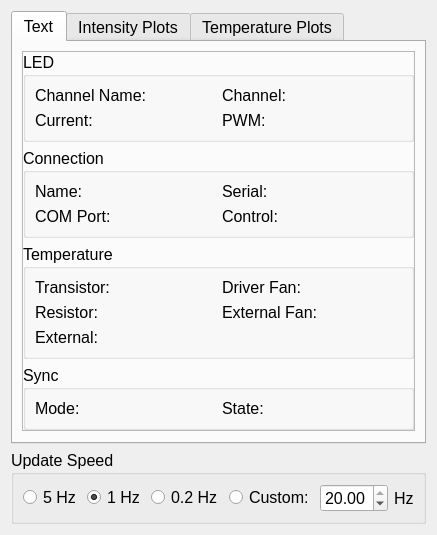
This is LedDriverGUI/resources/qt/Status_GUI.ui in berkeley-oz-vision/SixPrimaryProjector as Qt 5 draws it before an edit. The edited form follows.
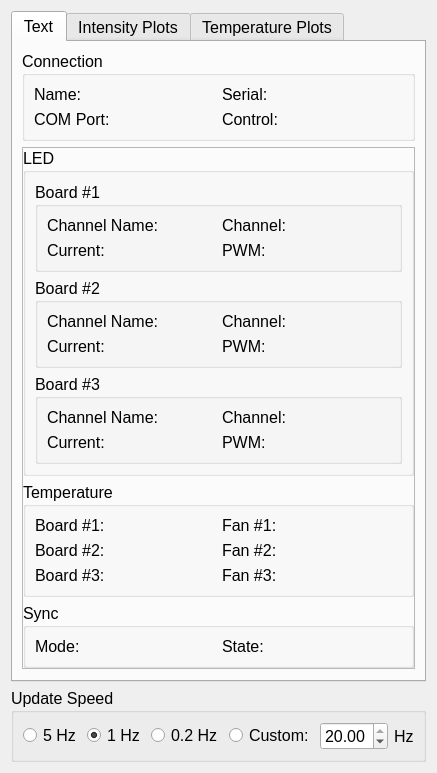
This is the edited form. Custom widgets are drawn as their Qt base class.

What changed in the file:
```diff
--- a/LedDriverGUI/resources/qt/Status_GUI.ui
+++ b/LedDriverGUI/resources/qt/Status_GUI.ui
@@ -6,8 +6,8 @@
    <rect>
     <x>0</x>
     <y>0</y>
-    <width>412</width>
-    <height>525</height>
+    <width>418</width>
+    <height>714</height>
    </rect>
   </property>
   <property name="font">
@@ -28,8 +28,8 @@
       <attribute name="title">
        <string>Text</string>
       </attribute>
-      <layout class="QGridLayout" name="gridLayout_6">
-       <item row="0" column="0">
+      <layout class="QGridLayout" name="gridLayout_6" rowstretch="0,0,0">
+       <item row="1" column="0">
         <widget class="QFrame" name="frame">
          <property name="frameShape">
           <enum>QFrame::StyledPanel</enum>
@@ -37,7 +37,7 @@
          <property name="frameShadow">
           <enum>QFrame::Raised</enum>
          </property>
-         <layout class="QGridLayout" name="gridLayout_12">
+         <layout class="QGridLayout" name="gridLayout_12" rowstretch="0,0,0,0,0">
           <property name="leftMargin">
            <number>0</number>
           </property>
@@ -50,7 +50,7 @@
           <property name="bottomMargin">
            <number>0</number>
           </property>
-          <item row="3" column="0">
+          <item row="4" column="0">
            <widget class="QGroupBox" name="text_sync_box">
             <property name="font">
              <font>
@@ -95,96 +95,7 @@
             </layout>
            </widget>
           </item>
-          <item row="0" column="0">
-           <widget class="QGroupBox" name="text_led_box">
-            <property name="font">
-             <font>
-              <pointsize>12</pointsize>
-              <weight>50</weight>
-              <bold>false</bold>
-              <underline>false</underline>
-             </font>
-            </property>
-            <property name="title">
-             <string>LED</string>
-            </property>
-            <layout class="QGridLayout" name="gridLayout_10">
-             <item row="1" column="2">
-              <widget class="QLabel" name="text_pwm_label">
-               <property name="font">
-                <font>
-                 <pointsize>12</pointsize>
-                 <weight>50</weight>
-                 <bold>false</bold>
-                 <underline>false</underline>
-                </font>
-               </property>
-               <property name="toolTip">
-                <string>The percent PWM modulation of the LED (0% = always off, 100% = always on)</string>
-               </property>
-               <property name="text">
-                <string>PWM: </string>
-               </property>
-              </widget>
-             </item>
-             <item row="1" column="1">
-              <widget class="QLabel" name="text_current_label">
-               <property name="font">
-                <font>
-                 <pointsize>12</pointsize>
-                 <weight>50</weight>
-                 <bold>false</bold>
-                 <underline>false</underline>
-                </font>
-               </property>
-               <property name="toolTip">
-                <string>The current output of the LED as a percent of the current limit for the LED.</string>
-               </property>
-               <property name="text">
-                <string>Current: </string>
-               </property>
-              </widget>
-             </item>
-             <item row="0" column="2">
-              <widget class="QLabel" name="text_channel_label">
-               <property name="font">
-                <font>
-                 <pointsize>12</pointsize>
-                 <weight>50</weight>
-                 <bold>false</bold>
-                 <underline>false</underline>
-                </font>
-               </property>
-               <property name="toolTip">
-                <string>The number of active LED channel (1-4)</string>
-               </property>
-               <property name="text">
-                <string>Channel:</string>
-               </property>
-              </widget>
-             </item>
-             <item row="0" column="1">
-              <widget class="QLabel" name="text_channel_name_label">
-               <property name="font">
-                <font>
-                 <pointsize>12</pointsize>
-                 <weight>50</weight>
-                 <bold>false</bold>
-                 <underline>false</underline>
-                </font>
-               </property>
-               <property name="toolTip">
-                <string>The name of active LED channel</string>
-               </property>
-               <property name="text">
-                <string>Channel Name:</string>
-               </property>
-              </widget>
-             </item>
-            </layout>
-           </widget>
-          </item>
-          <item row="2" column="0">
+          <item row="3" column="0">
            <widget class="QGroupBox" name="text_temperature_box">
             <property name="font">
              <font>
@@ -212,7 +123,7 @@
                 <string>Temperature of transistor used to regulate the LED current.</string>
                </property>
                <property name="text">
-                <string>Transistor: </string>
+                <string>Board #1:</string>
                </property>
               </widget>
              </item>
@@ -230,7 +141,7 @@
                 <string>Speed of the internal fan (0% = off, 100% = full speed)</string>
                </property>
                <property name="text">
-                <string>Driver Fan: </string>
+                <string>Fan #1:</string>
                </property>
               </widget>
              </item>
@@ -248,7 +159,7 @@
                 <string>Temperature of the current sense resistors.</string>
                </property>
                <property name="text">
-                <string>Resistor: </string>
+                <string>Board #2:</string>
                </property>
               </widget>
              </item>
@@ -266,7 +177,7 @@
                 <string>Temperature of the externally connected thermistor.</string>
                </property>
                <property name="text">
-                <string>External: </string>
+                <string>Board #3:</string>
                </property>
               </widget>
              </item>
@@ -276,14 +187,284 @@
                 <string>Speed of the external fan (0% = off, 100% = full speed)</string>
                </property>
                <property name="text">
-                <string>External Fan: </string>
+                <string>Fan #2:</string>
                </property>
               </widget>
              </item>
+             <item row="2" column="1">
+              <widget class="QLabel" name="text_fan_board3_label">
+               <property name="text">
+                <string>Fan #3:</string>
+               </property>
+              </widget>
+             </item>
             </layout>
            </widget>
           </item>
+          <item row="2" column="0">
+           <widget class="QGroupBox" name="text_led_box">
+            <property name="font">
+             <font>
+              <pointsize>12</pointsize>
+              <weight>50</weight>
+              <bold>false</bold>
+              <underline>false</underline>
+             </font>
+            </property>
+            <property name="title">
+             <string>LED</string>
+            </property>
+            <layout class="QGridLayout" name="gridLayout_18">
+             <item row="0" column="0">
+              <widget class="QGroupBox" name="text_led_board1_box">
+               <property name="title">
+                <string>Board #1</string>
+               </property>
+               <layout class="QGridLayout" name="gridLayout_7">
+                <item row="0" column="0">
+                 <widget class="QLabel" name="text_channel_name_board1_label">
+                  <property name="font">
+                   <font>
+                    <pointsize>12</pointsize>
+                    <weight>50</weight>
+                    <bold>false</bold>
+                    <underline>false</underline>
+                   </font>
+                  </property>
+                  <property name="toolTip">
+                   <string>The name of active LED channel</string>
+                  </property>
+                  <property name="text">
+                   <string>Channel Name:</string>
+                  </property>
+                 </widget>
+                </item>
+                <item row="0" column="1">
+                 <widget class="QLabel" name="text_channel_board1_label">
+                  <property name="font">
+                   <font>
+                    <pointsize>12</pointsize>
+                    <weight>50</weight>
+                    <bold>false</bold>
+                    <underline>false</underline>
+                   </font>
+                  </property>
+                  <property name="toolTip">
+                   <string>The number of active LED channel (1-4)</string>
+                  </property>
+                  <property name="text">
+                   <string>Channel:</string>
+                  </property>
+                 </widget>
+                </item>
           <item row="1" column="0">
+                 <widget class="QLabel" name="text_current_board1_label">
+                  <property name="font">
+                   <font>
+                    <pointsize>12</pointsize>
+                    <weight>50</weight>
+                    <bold>false</bold>
+                    <underline>false</underline>
+                   </font>
+                  </property>
+                  <property name="toolTip">
+                   <string>The current output of the LED as a percent of the current limit for the LED.</string>
+                  </property>
+                  <property name="text">
+                   <string>Current: </string>
+                  </property>
+                 </widget>
+                </item>
+                <item row="1" column="1">
+                 <widget class="QLabel" name="text_pwm_board1_label">
+                  <property name="font">
+                   <font>
+                    <pointsize>12</pointsize>
+                    <weight>50</weight>
+                    <bold>false</bold>
+                    <underline>false</underline>
+                   </font>
+                  </property>
+                  <property name="toolTip">
+                   <string>The percent PWM modulation of the LED (0% = always off, 100% = always on)</string>
+                  </property>
+                  <property name="text">
+                   <string>PWM: </string>
+                  </property>
+                 </widget>
+                </item>
+               </layout>
+              </widget>
+             </item>
+             <item row="1" column="0">
+              <widget class="QGroupBox" name="text_led_board2_box">
+               <property name="title">
+                <string>Board #2</string>
+               </property>
+               <layout class="QGridLayout" name="gridLayout_10">
+                <item row="0" column="0">
+                 <widget class="QLabel" name="text_channel_name_board2_label">
+                  <property name="font">
+                   <font>
+                    <pointsize>12</pointsize>
+                    <weight>50</weight>
+                    <bold>false</bold>
+                    <underline>false</underline>
+                   </font>
+                  </property>
+                  <property name="toolTip">
+                   <string>The name of active LED channel</string>
+                  </property>
+                  <property name="text">
+                   <string>Channel Name:</string>
+                  </property>
+                 </widget>
+                </item>
+                <item row="0" column="1">
+                 <widget class="QLabel" name="text_channel_board2_label">
+                  <property name="font">
+                   <font>
+                    <pointsize>12</pointsize>
+                    <weight>50</weight>
+                    <bold>false</bold>
+                    <underline>false</underline>
+                   </font>
+                  </property>
+                  <property name="toolTip">
+                   <string>The number of active LED channel (1-4)</string>
+                  </property>
+                  <property name="text">
+                   <string>Channel:</string>
+                  </property>
+                 </widget>
+                </item>
+                <item row="1" column="0">
+                 <widget class="QLabel" name="text_current_board2_label">
+                  <property name="font">
+                   <font>
+                    <pointsize>12</pointsize>
+                    <weight>50</weight>
+                    <bold>false</bold>
+                    <underline>false</underline>
+                   </font>
+                  </property>
+                  <property name="toolTip">
+                   <string>The current output of the LED as a percent of the current limit for the LED.</string>
+                  </property>
+                  <property name="text">
+                   <string>Current: </string>
+                  </property>
+                 </widget>
+                </item>
+                <item row="1" column="1">
+                 <widget class="QLabel" name="text_pwm_board2_label">
+                  <property name="font">
+                   <font>
+                    <pointsize>12</pointsize>
+                    <weight>50</weight>
+                    <bold>false</bold>
+                    <underline>false</underline>
+                   </font>
+                  </property>
+                  <property name="toolTip">
+                   <string>The percent PWM modulation of the LED (0% = always off, 100% = always on)</string>
+                  </property>
+                  <property name="text">
+                   <string>PWM: </string>
+                  </property>
+                 </widget>
+                </item>
+               </layout>
+              </widget>
+             </item>
+             <item row="2" column="0">
+              <widget class="QGroupBox" name="text_led_board3_box">
+               <property name="title">
+                <string>Board #3</string>
+               </property>
+               <layout class="QGridLayout" name="gridLayout_15">
+                <item row="0" column="0">
+                 <widget class="QLabel" name="text_channel_name_board3_label">
+                  <property name="font">
+                   <font>
+                    <pointsize>12</pointsize>
+                    <weight>50</weight>
+                    <bold>false</bold>
+                    <underline>false</underline>
+                   </font>
+                  </property>
+                  <property name="toolTip">
+                   <string>The name of active LED channel</string>
+                  </property>
+                  <property name="text">
+                   <string>Channel Name:</string>
+                  </property>
+                 </widget>
+                </item>
+                <item row="0" column="1">
+                 <widget class="QLabel" name="text_channel_board3_label">
+                  <property name="font">
+                   <font>
+                    <pointsize>12</pointsize>
+                    <weight>50</weight>
+                    <bold>false</bold>
+                    <underline>false</underline>
+                   </font>
+                  </property>
+                  <property name="toolTip">
+                   <string>The number of active LED channel (1-4)</string>
+                  </property>
+                  <property name="text">
+                   <string>Channel:</string>
+                  </property>
+                 </widget>
+                </item>
+                <item row="1" column="0">
+                 <widget class="QLabel" name="text_current_board3_label">
+                  <property name="font">
+                   <font>
+                    <pointsize>12</pointsize>
+                    <weight>50</weight>
+                    <bold>false</bold>
+                    <underline>false</underline>
+                   </font>
+                  </property>
+                  <property name="toolTip">
+                   <string>The current output of the LED as a percent of the current limit for the LED.</string>
+                  </property>
+                  <property name="text">
+                   <string>Current: </string>
+                  </property>
+                 </widget>
+                </item>
+                <item row="1" column="1">
+                 <widget class="QLabel" name="text_pwm_board3_label">
+                  <property name="font">
+                   <font>
+                    <pointsize>12</pointsize>
+                    <weight>50</weight>
+                    <bold>false</bold>
+                    <underline>false</underline>
+                   </font>
+                  </property>
+                  <property name="toolTip">
+                   <string>The percent PWM modulation of the LED (0% = always off, 100% = always on)</string>
+                  </property>
+                  <property name="text">
+                   <string>PWM: </string>
+                  </property>
+                 </widget>
+                </item>
+               </layout>
+              </widget>
+             </item>
+            </layout>
+           </widget>
+          </item>
+         </layout>
+        </widget>
+       </item>
+       <item row="0" column="0">
            <widget class="QGroupBox" name="text_connection_box">
             <property name="font">
              <font>
@@ -372,11 +553,8 @@
             </layout>
            </widget>
           </item>
-         </layout>
-        </widget>
-       </item>
-       <item row="1" column="0">
-        <spacer name="verticalSpacer">
+       <item row="2" column="0">
+        <spacer name="text_spacer">
          <property name="orientation">
           <enum>Qt::Vertical</enum>
          </property>
```
Left out of the diff: 28 changed lines with no effect on the pictures. Lines whose indentation alone changed are shown as unchanged.
